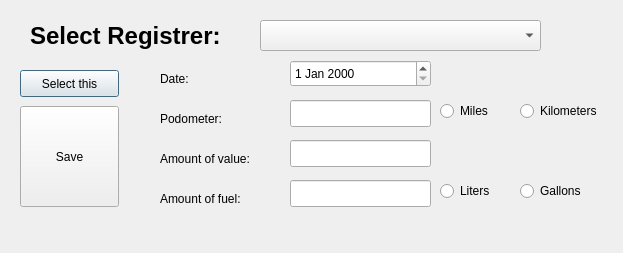
nelcar/Fuel-Monitoring, file FuelMonitor/modifyregisters.ui: the form before one commit.
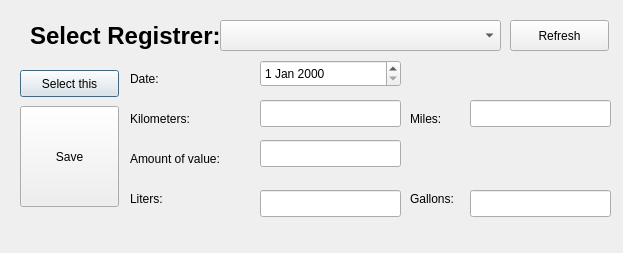
The form after the commit.

What changed in the file:
```diff
--- a/FuelMonitor/modifyregisters.ui
+++ b/FuelMonitor/modifyregisters.ui
@@ -13,49 +13,23 @@
   <property name="windowTitle">
    <string>Modify Register</string>
   </property>
-  <widget class="QRadioButton" name="radioButton_2">
-   <property name="geometry">
-    <rect>
-     <x>520</x>
-     <y>180</y>
-     <width>81</width>
-     <height>22</height>
-    </rect>
-   </property>
-   <property name="text">
-    <string>Gallons</string>
-   </property>
-  </widget>
   <widget class="QLabel" name="label_4">
    <property name="geometry">
     <rect>
-     <x>160</x>
+     <x>130</x>
      <y>190</y>
      <width>111</width>
      <height>17</height>
     </rect>
    </property>
    <property name="text">
-    <string>Amount of fuel:</string>
-   </property>
-  </widget>
-  <widget class="QRadioButton" name="radioButton">
-   <property name="geometry">
-    <rect>
-     <x>440</x>
-     <y>180</y>
-     <width>71</width>
-     <height>22</height>
-    </rect>
-   </property>
-   <property name="text">
-    <string>Liters</string>
+    <string>Liters:</string>
    </property>
   </widget>
   <widget class="QLabel" name="label_2">
    <property name="geometry">
     <rect>
-     <x>160</x>
+     <x>130</x>
      <y>70</y>
      <width>67</width>
      <height>17</height>
@@ -68,43 +42,30 @@
   <widget class="QDateEdit" name="dateEdit">
    <property name="geometry">
     <rect>
-     <x>290</x>
+     <x>260</x>
      <y>60</y>
      <width>141</width>
      <height>27</height>
     </rect>
    </property>
   </widget>
-  <widget class="QRadioButton" name="radioButton_4">
-   <property name="geometry">
-    <rect>
-     <x>520</x>
-     <y>100</y>
-     <width>101</width>
-     <height>22</height>
-    </rect>
-   </property>
-   <property name="text">
-    <string>Kilometers</string>
-   </property>
-  </widget>
   <widget class="QLabel" name="label_5">
    <property name="geometry">
     <rect>
-     <x>160</x>
+     <x>130</x>
      <y>110</y>
      <width>91</width>
      <height>17</height>
     </rect>
    </property>
    <property name="text">
-    <string>Podometer:</string>
+    <string>Kilometers:</string>
    </property>
   </widget>
   <widget class="QLabel" name="label_3">
    <property name="geometry">
     <rect>
-     <x>160</x>
+     <x>130</x>
      <y>150</y>
      <width>121</width>
      <height>17</height>
@@ -114,19 +75,6 @@
     <string>Amount of value:</string>
    </property>
   </widget>
-  <widget class="QRadioButton" name="radioButton_3">
-   <property name="geometry">
-    <rect>
-     <x>440</x>
-     <y>100</y>
-     <width>71</width>
-     <height>22</height>
-    </rect>
-   </property>
-   <property name="text">
-    <string>Miles</string>
-   </property>
-  </widget>
   <widget class="QLabel" name="label">
    <property name="geometry">
     <rect>
@@ -150,7 +98,7 @@
   <widget class="QComboBox" name="comboBox">
    <property name="geometry">
     <rect>
-     <x>260</x>
+     <x>220</x>
      <y>20</y>
      <width>281</width>
      <height>31</height>
@@ -160,7 +108,7 @@
   <widget class="QLineEdit" name="lineEdit">
    <property name="geometry">
     <rect>
-     <x>290</x>
+     <x>260</x>
      <y>100</y>
      <width>141</width>
      <height>27</height>
@@ -170,7 +118,7 @@
   <widget class="QLineEdit" name="lineEdit_2">
    <property name="geometry">
     <rect>
-     <x>290</x>
+     <x>260</x>
      <y>140</y>
      <width>141</width>
      <height>27</height>
@@ -180,8 +128,8 @@
   <widget class="QLineEdit" name="lineEdit_3">
    <property name="geometry">
     <rect>
-     <x>290</x>
-     <y>180</y>
+     <x>260</x>
+     <y>190</y>
      <width>141</width>
      <height>27</height>
     </rect>
@@ -213,6 +161,65 @@
     <string>Save</string>
    </property>
   </widget>
+  <widget class="QPushButton" name="pushButton_3">
+   <property name="geometry">
+    <rect>
+     <x>510</x>
+     <y>20</y>
+     <width>99</width>
+     <height>31</height>
+    </rect>
+   </property>
+   <property name="text">
+    <string>Refresh</string>
+   </property>
+  </widget>
+  <widget class="QLabel" name="label_6">
+   <property name="geometry">
+    <rect>
+     <x>410</x>
+     <y>110</y>
+     <width>67</width>
+     <height>17</height>
+    </rect>
+   </property>
+   <property name="text">
+    <string>Miles:</string>
+   </property>
+  </widget>
+  <widget class="QLabel" name="label_7">
+   <property name="geometry">
+    <rect>
+     <x>410</x>
+     <y>190</y>
+     <width>67</width>
+     <height>17</height>
+    </rect>
+   </property>
+   <property name="text">
+    <string>Gallons:</string>
+   </property>
+  </widget>
+  <widget class="QLineEdit" name="MRmiles">
+   <property name="geometry">
+    <rect>
+     <x>470</x>
+     <y>100</y>
+     <width>141</width>
+     <height>27</height>
+    </rect>
+   </property>
+  </widget>
+  <widget class="QLineEdit" name="MRgallons">
+   <property name="geometry">
+    <rect>
+     <x>470</x>
+     <y>190</y>
+     <width>141</width>
+     <height>27</height>
+    </rect>
+   </property>
+  </widget>
  </widget>
  <resources/>
  <connections/>
```
Left out of the diff: 10 changed lines with no effect on the pictures.
